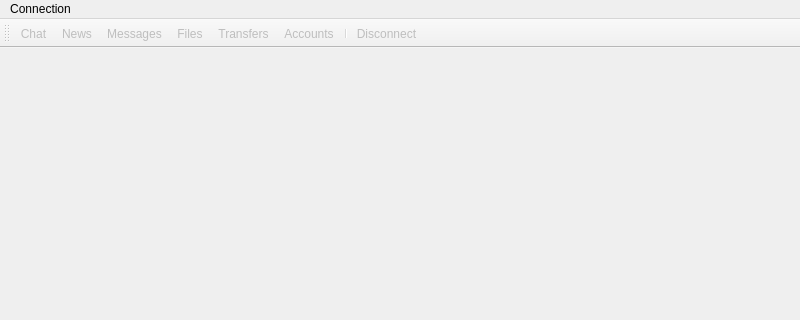
pcjpnet/qwired-suite, file qw_client/QwcConnectionMainWindow.ui: the form before one commit; both pictures show x 0 to 800 and y 0 to 320 of the 800 by 600 pixel window.
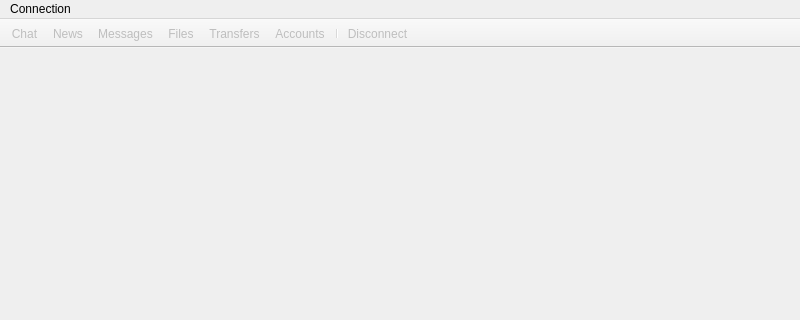
The form after the commit. Icons and pictures are not drawn.

Commit message: Changed toolbar to Qt-native on Mac OS X. (experimental)

Patch:
```diff
--- a/qw_client/QwcConnectionMainWindow.ui
+++ b/qw_client/QwcConnectionMainWindow.ui
@@ -54,7 +54,7 @@
     <string>Toolbar</string>
    </property>
    <property name="movable">
-    <bool>true</bool>
+    <bool>false</bool>
    </property>
    <property name="toolButtonStyle">
     <enum>Qt::ToolButtonTextUnderIcon</enum>
```
Left out of the diff: 2 changed lines with no effect on the pictures. The commit also changes 4 other files.
